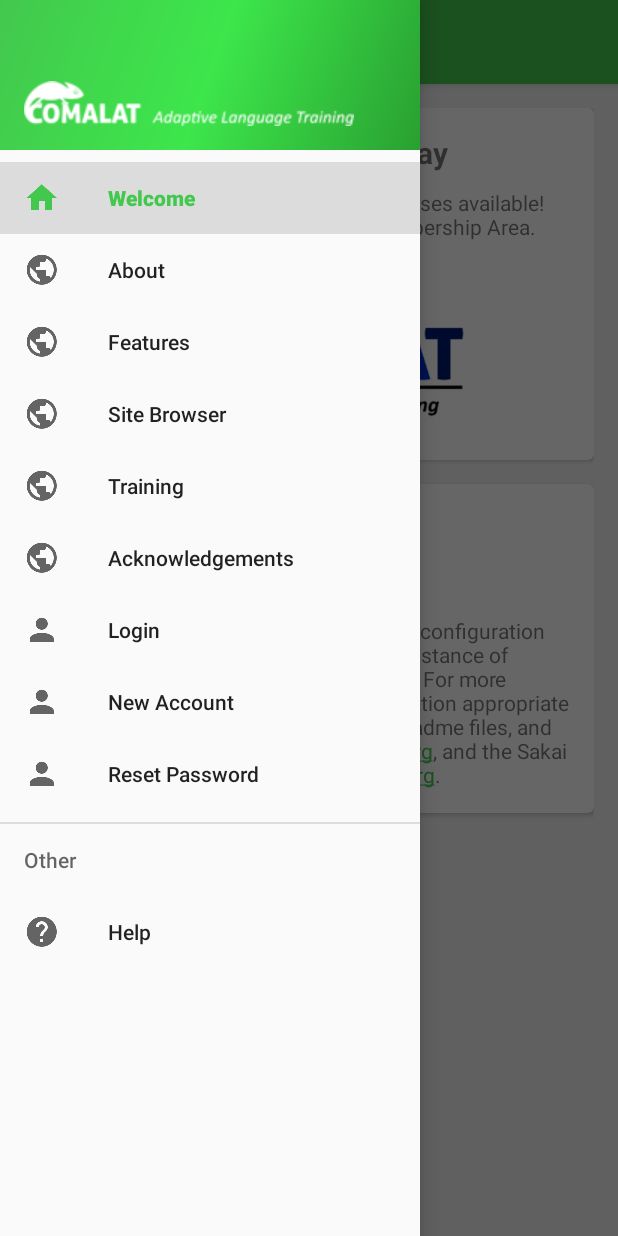
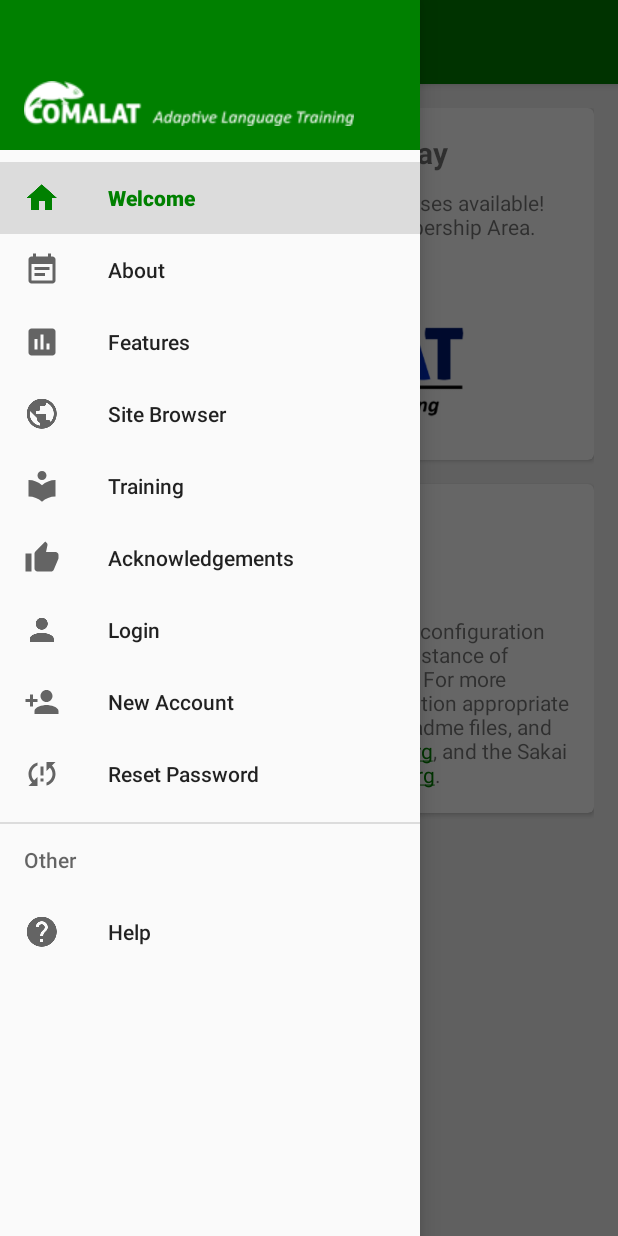
Before and after one commit to Zenkert/comalat-android-app, an Android app: the screen it shows after launch (MainActivity), with the side drawer open, on a phone screen of 412 x 824 dp. Run offline under Robolectric (Android 15) with nearby library versions, the phone set to English and light mode, and no system bars; our stand-ins replace Volley; network calls fail.

```diff
--- a/app/build.gradle
+++ b/app/build.gradle
@@ -1,5 +1,4 @@
 apply plugin: 'com.android.application'
-apply plugin: 'com.google.gms.google-services'
 
 android {
     compileSdkVersion 23
@@ -37,5 +36,7 @@ dependencies {
     compile 'com.android.support:support-v4:23.3.0'
     compile 'com.balysv:material-ripple:1.0.2'
     compile 'com.google.code.gson:gson:2.5'
-    compile 'com.google.android.gms:play-services-gcm:8.3.0'
+    compile 'com.google.android.gms:play-services-gcm:8.4.0'
+    compile 'com.google.android.gms:play-services-appindexing:8.4.0'
 }
+apply plugin: 'com.google.gms.google-services'
--- a/app/src/main/java/org/sakaiproject/sakai/Global.java
+++ b/app/src/main/java/org/sakaiproject/sakai/Global.java
@@ -5,4 +5,6 @@ package org.sakaiproject.sakai;
  */
 
 public class Global {
+    public static String userName;
+    public static String passWord;
 }
--- a/app/src/main/java/org/sakaiproject/sakai/MainActivity.java
+++ b/app/src/main/java/org/sakaiproject/sakai/MainActivity.java
@@ -109,7 +109,7 @@ public class MainActivity extends AppCompatActivity
                 ActionsHelper.selectFragment(featuresFragment, R.id.content_frame, this);
                 break;
             case R.id.site_browser:
-                startActivity(new Intent(this, WebViewActivity.class).putExtra("url", getResources().getString(R.string.portal)));
+                startActivity(new Intent(this, WebViewActivity.class).putExtra("url", getResources().getString(R.string.comalat_guide_tool)));
                 break;
             case R.id.training:
                 TrainingFragment trainingFragment = new TrainingFragment();
--- a/app/src/main/res/layout/app_bar_main.xml
+++ b/app/src/main/res/layout/app_bar_main.xml
@@ -16,7 +16,7 @@
             android:id="@+id/toolbar"
             android:layout_width="match_parent"
             android:layout_height="?attr/actionBarSize"
-            android:background="?attr/colorPrimary"
+            android:background="@color/colorPrimary"
             app:popupTheme="@style/AppTheme.PopupOverlay" />
 
     </android.support.design.widget.AppBarLayout>
--- a/app/src/main/res/menu/activity_main_drawer.xml
+++ b/app/src/main/res/menu/activity_main_drawer.xml
@@ -10,11 +10,11 @@
             android:title="@string/welcome" />
         <item
             android:id="@+id/about"
-            android:icon="@mipmap/ic_public"
+            android:icon="@drawable/ic_menu_about"
             android:title="@string/about" />
         <item
             android:id="@+id/features"
-            android:icon="@mipmap/ic_public"
+            android:icon="@drawable/ic_menu_features"
             android:title="@string/features" />
         <item
             android:id="@+id/site_browser"
@@ -22,11 +22,11 @@
             android:title="@string/site_browser" />
         <item
             android:id="@+id/training"
-            android:icon="@mipmap/ic_public"
+            android:icon="@drawable/ic_menu_training"
             android:title="@string/training" />
         <item
             android:id="@+id/acknowledgements"
-            android:icon="@mipmap/ic_public"
+            android:icon="@drawable/ic_menu_acknowledgements"
             android:title="@string/acknowledgements" />
         <item
             android:id="@+id/login"
@@ -34,11 +34,11 @@
             android:title="@string/login" />
         <item
             android:id="@+id/new_user"
-            android:icon="@mipmap/ic_person"
+            android:icon="@drawable/ic_menu_new_user"
             android:title="@string/new_account" />
         <item
             android:id="@+id/reset_password"
-            android:icon="@mipmap/ic_person"
+            android:icon="@drawable/ic_menu_reset_password"
             android:title="@string/reset_password" />
     </group>
 
--- a/app/src/main/res/values/colors.xml
+++ b/app/src/main/res/values/colors.xml
@@ -1,13 +1,13 @@
 <?xml version="1.0" encoding="utf-8"?>
 <resources>
     <!-- basic colors -->
-    <color name="colorPrimary">#43C84E</color>
-    <color name="colorPrimaryDark">#29A031</color>
-    <color name="colorAccent">#43C84E</color>
+    <color name="colorPrimary">#008000</color>
+    <color name="colorPrimaryDark">#008000</color>
+    <color name="colorAccent">#008000</color>
     <color name="frameLayout">#f2f2f2</color>
 
     <!-- swipe to refresh colors -->
-    <color name="green">#34A853</color>
+    <color name="green">#008000</color>
     <color name="red">#EA4335</color>
     <color name="blue">#4285F4</color>
     <color name="orange">#FBBC05</color>
@@ -22,7 +22,7 @@
     <color name="hint">#808080</color>
     <color name="say_something_gray">#808080</color>
     <color name="sign_up_text_gray">#80898989</color>
-    <color name="webview_status_color">#FFDFDFDF</color>
+    <color name="webview_status_color">#008000</color>
     <color name="separator_dark">#b4b4b4</color>
     <color name="separator_light">#d7d7d7</color>
     <color name="ripple_light">#f5f5f5</color>
@@ -36,7 +36,7 @@
     <color name="chat_time">#B0B0B0</color>
     <color name="calendar_cache_hint">#80000000</color>
     <color name="gray_layout">#a1a1a1</color>
-    <color name="gradient_green">#3de64b</color>
+    <color name="gradient_green">#008000</color>
     <color name="file_descr_background">#8C000000</color>
     <color name="gridview_background">#717171</color>
     <color name="profile_tabs">#e2e2e2</color>
--- a/app/src/main/res/values/strings.xml
+++ b/app/src/main/res/values/strings.xml
@@ -7,11 +7,15 @@
     <string name="title_activity_main">MainActivity</string>
     <string name="title_activity_user">UserActivity</string>
 
+    <!-- WebView Title -->
+    <string name="webview_title">Comalat :: Adaptive Language Training</string>
+
 
     <!-- server's url for connection-->
     <string name="url">http://141.99.248.86:8089/direct/</string>
     <string name="help_url">"http://141.99.248.86:8089/portal/help/main"</string>
     <string name="portal">"http://141.99.248.86:8089/portal/"</string>
+    <string name="comalat_guide_tool">http://141.99.248.86:8089/portal/site/english_language_training/tool/4ad75286-6e28-41c1-83a3-41ba3aeffe8a/?0</string>
 
     <!-- Message of the day -->
     <string name="message_of_the_day">Message Of The Day</string>
@@ -235,6 +239,7 @@
     <string name="session_expiration_on_fifteen_minutes">Session will expire in less than 15 minutes</string>
 
     <!-- Toast messages -->
+    <string name="connection_established">Connection Established</string>
     <string name="first_login_without_internet">This is your first attempt to login!\nTo login without internet\nyou have to access at least\none time with internet connection</string>
     <string name="invalid_login">Invalid login</string>
     <string name="successful_unjoined">Unjoined successfully</string>
--- a/app/src/main/res/values/styles.xml
+++ b/app/src/main/res/values/styles.xml
@@ -3,10 +3,9 @@
     <!-- Base application theme. -->
     <style name="AppTheme" parent="Theme.AppCompat.Light.DarkActionBar">
         <!-- Customize your theme here. -->
-        <item name="colorPrimary">#43C84E</item>
-        <item name="colorPrimaryDark">#29A031</item>
-        <item name="colorAccent">#43C84E</item>
-
+        <item name="colorPrimary">#008000</item>
+        <item name="colorPrimaryDark">#008000</item>
+        <item name="colorAccent">#008000</item>
         <item name="android:alertDialogTheme">@style/Theme.AppCompat.Light.Dialog.Alert</item>
     </style>
 
--- a/build.gradle
+++ b/build.gradle
@@ -5,7 +5,7 @@ buildscript {
         jcenter()
     }
     dependencies {
-        classpath 'com.android.tools.build:gradle:2.2.1'
+        classpath 'com.android.tools.build:gradle:2.2.2'
         classpath 'com.google.gms:google-services:2.0.0-alpha6'
         // NOTE: Do not place your application dependencies here; they belong
         // in the individual module build.gradle files
--- a/gradle.properties
+++ b/gradle.properties
@@ -10,9 +10,10 @@
 # Specifies the JVM arguments used for the daemon process.
 # The setting is particularly useful for tweaking memory settings.
 # Default value: -Xmx10248m -XX:MaxPermSize=256m
-# org.gradle.jvmargs=-Xmx2048m -XX:MaxPermSize=512m -XX:+HeapDumpOnOutOfMemoryError -Dfile.encoding=UTF-8
+org.gradle.jvmargs=-Xmx2048m -XX:MaxPermSize=512m -XX:+HeapDumpOnOutOfMemoryError -Dfile.encoding=UTF-8
 
 # When configured, Gradle will run in incubating parallel mode.
 # This option should only be used with decoupled projects. More details, visit
 # http://www.gradle.org/docs/current/userguide/multi_project_builds.html#sec:decoupled_projects
-# org.gradle.parallel=true
+org.gradle.parallel=true
+org.gradle.daemon=true
```
Also changed, not shown: app/src/main/java/org/sakaiproject/sakai/JavaScriptInterface.java (+18 -0 lines), app/src/main/java/org/sakaiproject/sakai/LoginFragment.java (+7 -2 lines), app/src/main/java/org/sakaiproject/sakai/WebViewActivity.java (+22 -7 lines), 1 other file.
